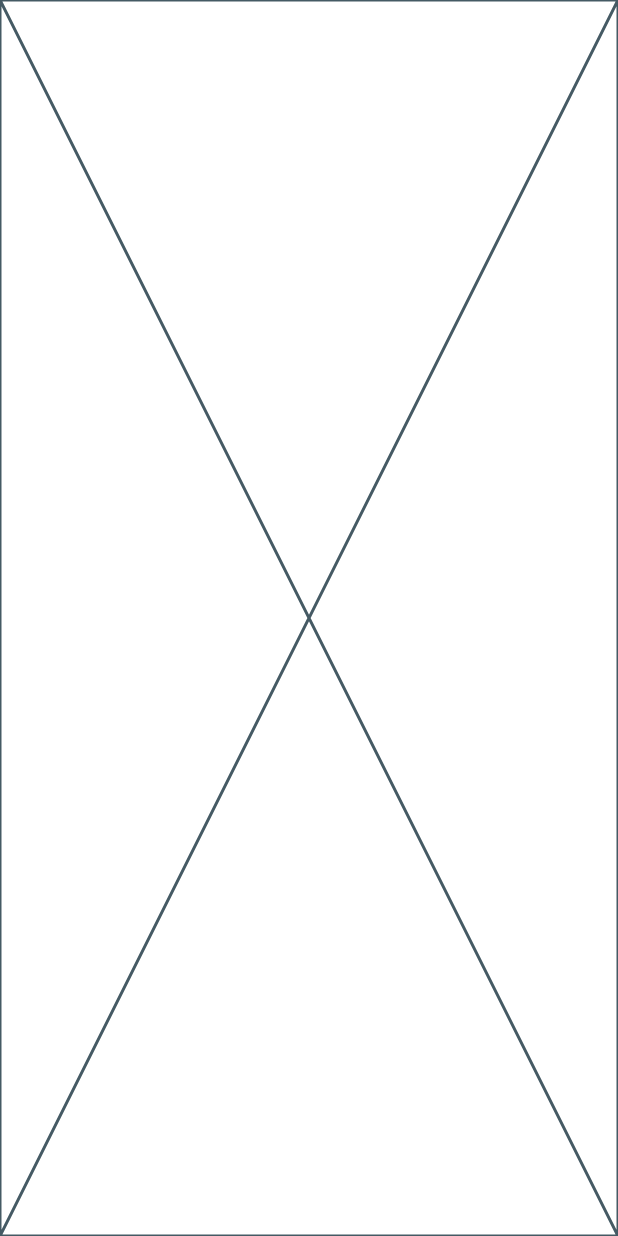
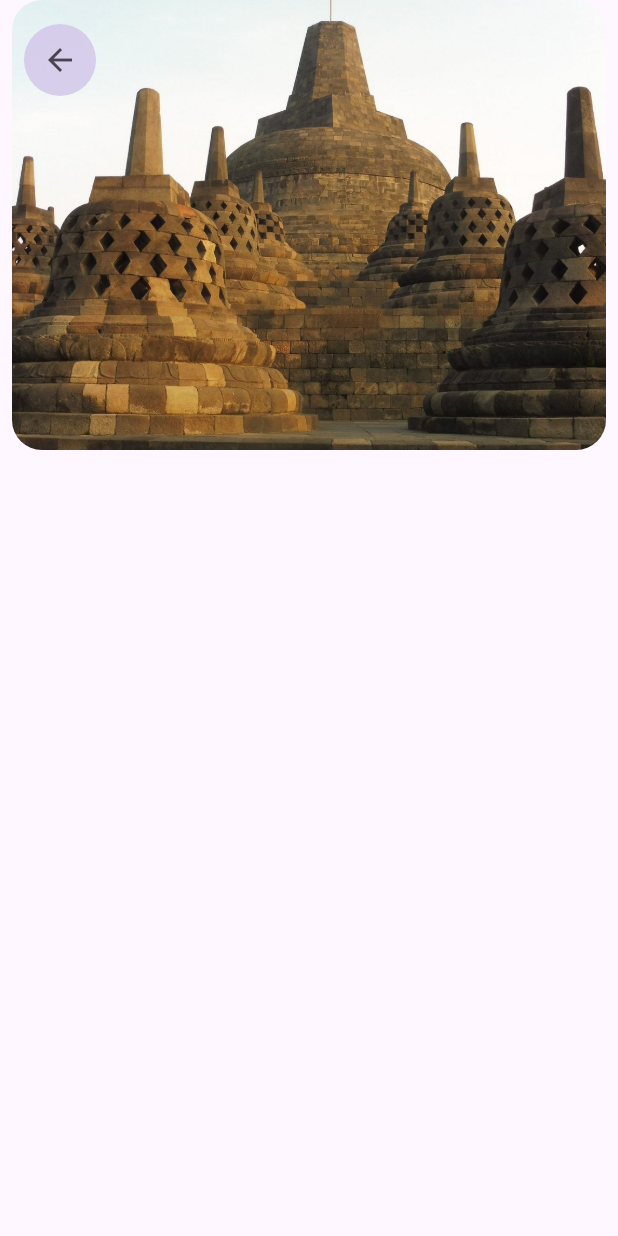
Before and after one commit to 2024-2025-Gasal-PABI-SI5A/project-wisata-candi-oliviaaja1, a Flutter app: the screen it shows after launch, on a phone screen of 412 x 824 dp. Run offline on Flutter 3.47's test engine with Material 3 defaults, Android fonts, the phone set to English and light mode, and no system bars.

Commit message:
detail screen

```diff
--- a/PAB/wisata_candi/lib/main.dart
+++ b/PAB/wisata_candi/lib/main.dart
@@ -1,4 +1,6 @@
 import 'package:flutter/material.dart';
+import 'package:wisata_candi/data/candi_data.dart';
+import 'package:wisata_candi/screens/detail_screen.dart';
 
 void main() {
   runApp(const MainApp());
@@ -15,16 +17,8 @@ class MainApp extends StatelessWidget {
         colorScheme: ColorScheme.fromSeed(seedColor: Colors.deepPurple),
         useMaterial3: true,
       ),
-      home: DetailScreen(),
-      );
+      home: DetailScreen(candi: candiList[0],
+      ),
+    );
   }
 }
-
-class DetailScreen extends StatelessWidget {
-  const DetailScreen({super.key});
-
-  @override
-  Widget build(BuildContext context) {
-    return const Placeholder();
-  }
-}
--- /dev/null
+++ b/PAB/wisata_candi/lib/screens/detail_screen.dart
@@ -0,0 +1,50 @@
+import 'package:flutter/material.dart';
+import 'package:wisata_candi/models/candi.dart';
+
+class DetailScreen extends StatelessWidget {
+  final Candi candi;
+
+  const DetailScreen({super.key, required this.candi});
+
+  @override
+  Widget build(BuildContext context) {
+    return Scaffold(
+      body: Column(
+        children: [
+          //DETAIL HEADER
+          //Image Utama
+          Stack(
+            children: [
+              Padding(
+                padding: const EdgeInsets.symmetric(horizontal: 8),
+              child: ClipRRect(
+                borderRadius: BorderRadius.circular(20),
+                child:Image.asset(
+                  candi.imageAsset,
+                  width: double.infinity,
+                  height: 300,
+                  fit: BoxFit.cover,
+                  ),
+                ),
+              ),
+              //Tombol Back Custom
+              Padding(
+                padding: const EdgeInsets.all(16),
+                child: Container(
+                  decoration: BoxDecoration(
+                    color: Colors.deepPurple[100]?.withOpacity(0.8),
+                    shape: BoxShape.circle,
+                  ),
+                  child: IconButton(
+                    onPressed: (){},
+                    icon: const Icon(Icons.arrow_back)
+                    ),
+                ),
+              ),
+            ],
+          )
+        ],
+      ),
+    );
+  }
+}
--- a/PAB/wisata_candi/pubspec.yaml
+++ b/PAB/wisata_candi/pubspec.yaml
@@ -9,6 +9,7 @@ environment:
 dependencies:
   flutter:
     sdk: flutter
+  cached_network_image: ^3.4.1
 
 dev_dependencies:
   flutter_test:
@@ -17,6 +18,5 @@ dev_dependencies:
 
 flutter:
   uses-material-design: true
-
-assets:
+  assets:
   - images/
```
Also changed, not shown: PAB/wisata_candi/pubspec.lock, 1 other file.
